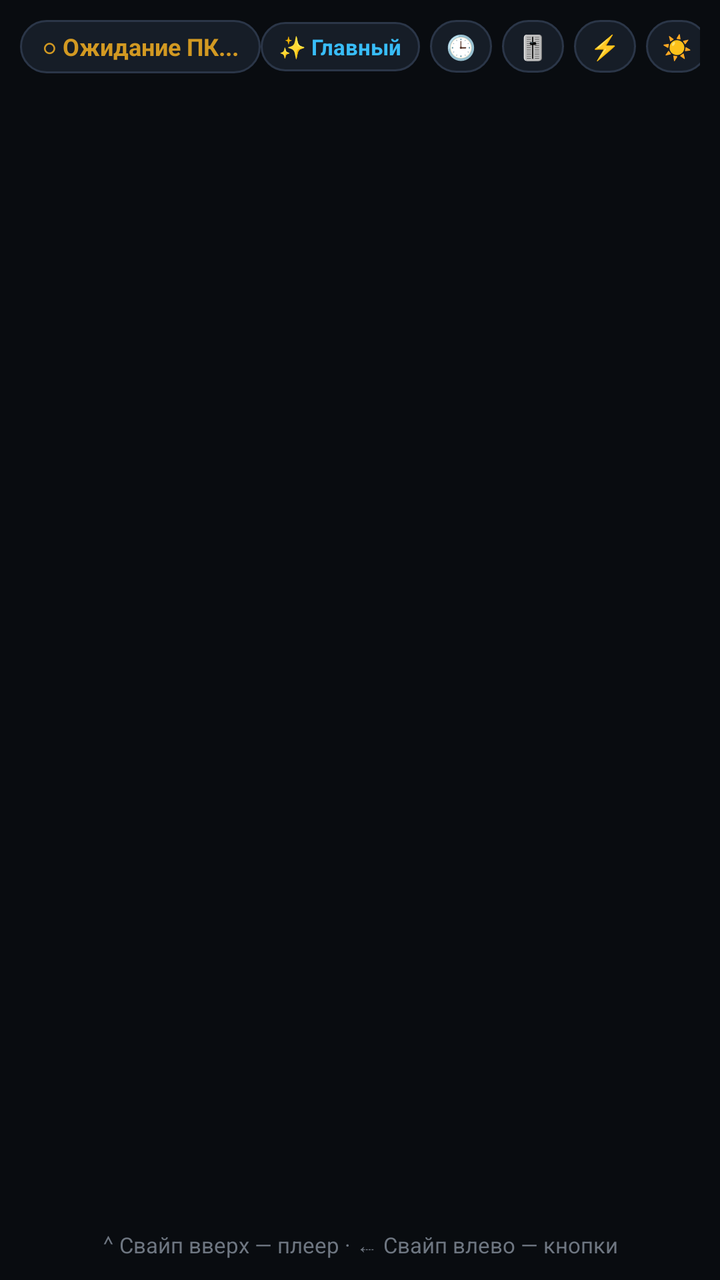
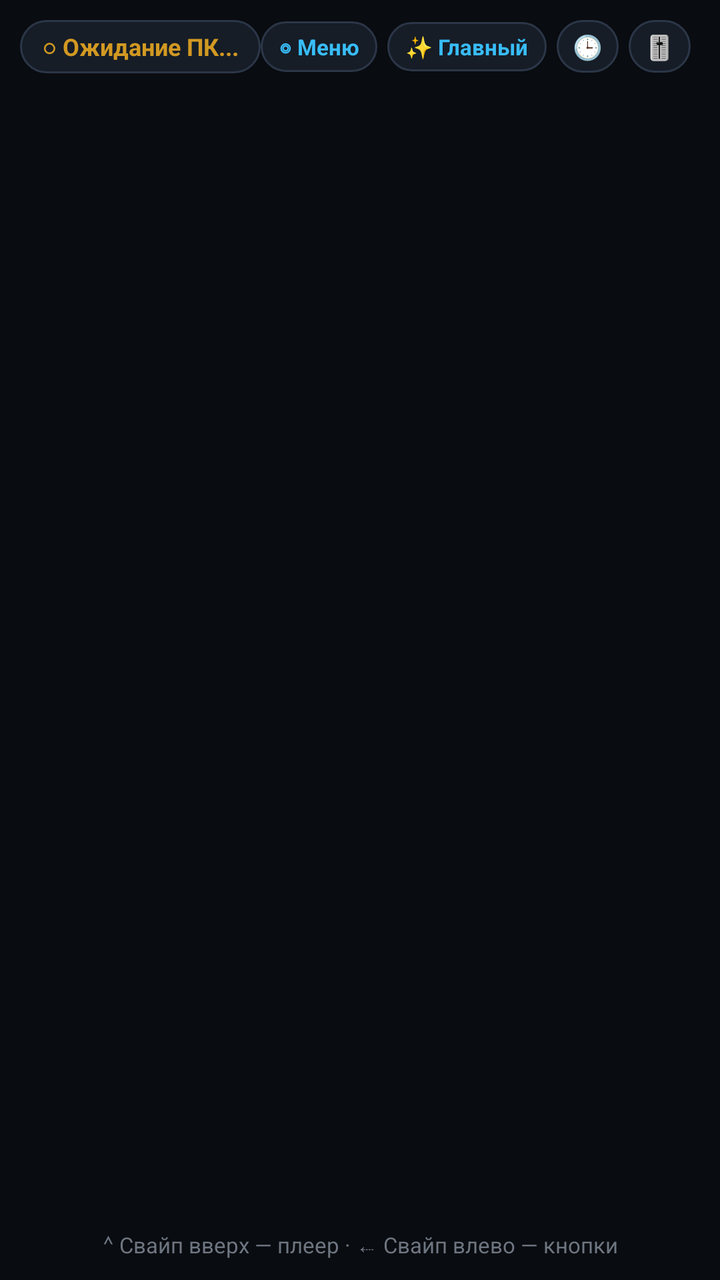

Compare the two renders of this Android layout. The source of the first and the diff that turns it into the second are given below.
<!-- AndroidManifest.xml: application theme Theme.PCMonitorUSB -->
<!-- res/layout/activity_main.xml -->
<?xml version="1.0" encoding="utf-8"?>
<FrameLayout xmlns:android="http://schemas.android.com/apk/res/android"
    android:id="@+id/rootContainer"
    android:layout_width="match_parent"
    android:layout_height="match_parent"
    android:background="#090C10">

    
    <ImageView
        android:id="@+id/ivCustomBg"
        android:layout_width="match_parent"
        android:layout_height="match_parent"
        android:scaleType="centerCrop"
        android:visibility="gone" />

    <View
        android:id="@+id/customBgScrim"
        android:layout_width="match_parent"
        android:layout_height="match_parent"
        android:background="#88090C10"
        android:visibility="gone" />

    <LinearLayout
        android:id="@+id/rootLayout"
        android:layout_width="match_parent"
        android:layout_height="match_parent"
        android:orientation="vertical"
        android:padding="10dp">

        <LinearLayout
            android:layout_width="match_parent"
            android:layout_height="wrap_content"
            android:gravity="center_vertical"
            android:orientation="horizontal"
            android:paddingBottom="6dp">

            <TextView
                android:id="@+id/tvStatus"
                android:layout_width="wrap_content"
                android:layout_height="wrap_content"
                android:background="@drawable/status_pill_bg"
                android:paddingLeft="11dp"
                android:paddingTop="5dp"
                android:paddingRight="11dp"
                android:paddingBottom="5dp"
                android:text="○ Ожидание ПК..."
                android:textColor="#D29922"
                android:textSize="12sp"
                android:textStyle="bold" />

            <TextView
                android:id="@+id/tvGameName"
                android:layout_width="0dp"
                android:layout_height="wrap_content"
                android:layout_weight="1"
                android:ellipsize="end"
                android:maxLines="1"
                android:paddingLeft="8dp"
                android:paddingRight="6dp"
                android:text=""
                android:textColor="#8B949E"
                android:textSize="12sp" />

            <TextView
                android:id="@+id/btnUpdateApp"
                android:layout_width="wrap_content"
                android:layout_height="wrap_content"
                android:layout_marginEnd="5dp"
                android:background="@drawable/status_pill_bg"
                android:paddingLeft="9dp"
                android:paddingTop="5dp"
                android:paddingRight="9dp"
                android:paddingBottom="5dp"
                android:text="⬇ Обновить"
                android:textColor="#3FB950"
                android:textSize="11sp"
                android:textStyle="bold"
                android:visibility="gone" />

            <TextView
                android:id="@+id/btnPreset"
                android:layout_width="wrap_content"
                android:layout_height="wrap_content"
                android:layout_marginEnd="5dp"
                android:background="@drawable/status_pill_bg"
                android:paddingLeft="9dp"
                android:paddingTop="5dp"
                android:paddingRight="9dp"
                android:paddingBottom="5dp"
                android:text="✨ Главный"
                android:textColor="#38BDF8"
                android:textSize="11sp"
                android:textStyle="bold" />

            <TextView
                android:id="@+id/btnClockMode"
                android:layout_width="wrap_content"
                android:layout_height="wrap_content"
                android:layout_marginEnd="5dp"
                android:background="@drawable/status_pill_bg"
                android:paddingLeft="8dp"
                android:paddingTop="5dp"
                android:paddingRight="8dp"
                android:paddingBottom="5dp"
                android:text="🕒"
                android:textColor="#E6EDF3"
                android:textSize="12sp" />

            <TextView
                android:id="@+id/btnMixer"
                android:layout_width="wrap_content"
                android:layout_height="wrap_content"
                android:layout_marginEnd="5dp"
                android:background="@drawable/status_pill_bg"
                android:paddingLeft="8dp"
                android:paddingTop="5dp"
                android:paddingRight="8dp"
                android:paddingBottom="5dp"
                android:text="🎚"
                android:textColor="#E6EDF3"
                android:textSize="12sp" />

            <TextView
                android:id="@+id/btnMacros"
                android:layout_width="wrap_content"
                android:layout_height="wrap_content"
                android:layout_marginEnd="5dp"
                android:background="@drawable/status_pill_bg"
                android:paddingLeft="8dp"
                android:paddingTop="5dp"
                android:paddingRight="8dp"
                android:paddingBottom="5dp"
                android:text="⚡"
                android:textColor="#E6EDF3"
                android:textSize="12sp" />

            <TextView
                android:id="@+id/btnDim"
                android:layout_width="wrap_content"
                android:layout_height="wrap_content"
                android:layout_marginEnd="5dp"
                android:background="@drawable/status_pill_bg"
                android:paddingLeft="8dp"
                android:paddingTop="5dp"
                android:paddingRight="8dp"
                android:paddingBottom="5dp"
                android:text="☀"
                android:textColor="#C9D1D9"
                android:textSize="12sp" />

            <TextView
                android:id="@+id/btnRotate"
                android:layout_width="wrap_content"
                android:layout_height="wrap_content"
                android:layout_marginEnd="5dp"
                android:background="@drawable/status_pill_bg"
                android:paddingLeft="8dp"
                android:paddingTop="5dp"
                android:paddingRight="8dp"
                android:paddingBottom="5dp"
                android:text="⟳"
                android:textColor="#C9D1D9"
                android:textSize="12sp" />

            <TextView
                android:id="@+id/btnSettings"
                android:layout_width="wrap_content"
                android:layout_height="wrap_content"
                android:background="@drawable/status_pill_bg"
                android:paddingLeft="8dp"
                android:paddingTop="5dp"
                android:paddingRight="8dp"
                android:paddingBottom="5dp"
                android:text="⚙"
                android:textColor="#E6EDF3"
                android:textSize="12sp" />
        </LinearLayout>

        <GridLayout
            android:id="@+id/metricsGrid"
            android:layout_width="match_parent"
            android:layout_height="0dp"
            android:layout_weight="1"
            android:alignmentMode="alignBounds"
            android:useDefaultMargins="false" />

        <TextView
            android:id="@+id/tvMiniMedia"
            android:layout_width="match_parent"
            android:layout_height="wrap_content"
            android:ellipsize="end"
            android:gravity="center"
            android:maxLines="1"
            android:paddingTop="4dp"
            android:text="⌃ Свайп вверх — плеер · ⇠ Свайп влево — кнопки"
            android:textColor="#6E7681"
            android:textSize="11sp" />
    </LinearLayout>

    
    <LinearLayout
        android:id="@+id/standbyOverlay"
        android:layout_width="match_parent"
        android:layout_height="match_parent"
        android:background="#E605070A"
        android:gravity="center"
        android:orientation="vertical"
        android:padding="24dp"
        android:visibility="gone">

        <TextView
            android:id="@+id/tvClockTime"
            android:layout_width="wrap_content"
            android:layout_height="wrap_content"
            android:fontFamily="monospace"
            android:text="12:00"
            android:textColor="#FFFFFF"
            android:textSize="76sp"
            android:textStyle="bold" />

        <TextView
            android:id="@+id/tvClockDate"
            android:layout_width="wrap_content"
            android:layout_height="wrap_content"
            android:layout_marginTop="4dp"
            android:text=""
            android:textColor="#8B949E"
            android:textSize="16sp" />

        <TextView
            android:id="@+id/tvClockMedia"
            android:layout_width="wrap_content"
            android:layout_height="wrap_content"
            android:layout_marginTop="20dp"
            android:background="@drawable/glass_pill"
            android:ellipsize="end"
            android:maxLines="1"
            android:paddingLeft="16dp"
            android:paddingTop="7dp"
            android:paddingRight="16dp"
            android:paddingBottom="7dp"
            android:text="Нажми в любом месте — вернуться к датчикам"
            android:textColor="#C9D1D9"
            android:textSize="13sp" />
    </LinearLayout>

    
    <FrameLayout
        android:id="@+id/mediaOverlay"
        android:layout_width="match_parent"
        android:layout_height="match_parent"
        android:background="#090C10"
        android:visibility="gone">

        <ImageView
            android:id="@+id/ivMediaBackdrop"
            android:layout_width="match_parent"
            android:layout_height="match_parent"
            android:alpha="0.88"
            android:scaleType="centerCrop" />

        <View
            android:id="@+id/mediaScrim"
            android:layout_width="match_parent"
            android:layout_height="match_parent"
            android:background="@drawable/media_scrim" />

        <LinearLayout
            android:layout_width="match_parent"
            android:layout_height="match_parent"
            android:gravity="center_horizontal"
            android:orientation="vertical"
            android:paddingLeft="20dp"
            android:paddingTop="12dp"
            android:paddingRight="20dp"
            android:paddingBottom="14dp">

            <View
                android:id="@+id/btnCloseMedia"
                android:layout_width="48dp"
                android:layout_height="5dp"
                android:layout_marginBottom="10dp"
                android:background="@drawable/glass_pill" />

            <LinearLayout
                android:id="@+id/mediaBody"
                android:layout_width="match_parent"
                android:layout_height="0dp"
                android:layout_weight="1"
                android:gravity="center"
                android:orientation="horizontal">

                <ImageView
                    android:id="@+id/ivMediaArt"
                    android:layout_width="148dp"
                    android:layout_height="148dp"
                    android:layout_margin="12dp"
                    android:background="@drawable/card_bg"
                    android:elevation="16dp"
                    android:scaleType="centerCrop"
                    android:visibility="gone" />

                <LinearLayout
                    android:id="@+id/mediaRightCol"
                    android:layout_width="0dp"
                    android:layout_height="wrap_content"
                    android:layout_weight="1"
                    android:gravity="center_horizontal"
                    android:orientation="vertical"
                    android:paddingLeft="8dp"
                    android:paddingRight="8dp">

                    <LinearLayout
                        android:layout_width="wrap_content"
                        android:layout_height="wrap_content"
                        android:gravity="center_vertical"
                        android:orientation="horizontal">

                        <TextView
                            android:id="@+id/tvMediaStatus"
                            android:layout_width="wrap_content"
                            android:layout_height="wrap_content"
                            android:letterSpacing="0.08"
                            android:text="NOW PLAYING"
                            android:textAllCaps="true"
                            android:textColor="#58A6FF"
                            android:textSize="11sp"
                            android:textStyle="bold" />

                        <com.pcmonitor.usb.AudioVisualizerView
                            android:id="@+id/audioVisualizer"
                            android:layout_width="96dp"
                            android:layout_height="18dp"
                            android:layout_marginStart="10dp" />
                    </LinearLayout>

                    <TextView
                        android:id="@+id/tvMediaTitle"
                        android:layout_width="match_parent"
                        android:layout_height="wrap_content"
                        android:layout_marginTop="6dp"
                        android:ellipsize="end"
                        android:gravity="center"
                        android:maxLines="2"
                        android:text="Ничего не играет"
                        android:textColor="#FFFFFF"
                        android:textSize="22sp"
                        android:textStyle="bold" />

                    <TextView
                        android:id="@+id/tvMediaArtist"
                        android:layout_width="match_parent"
                        android:layout_height="wrap_content"
                        android:layout_marginTop="2dp"
                        android:ellipsize="end"
                        android:gravity="center"
                        android:maxLines="1"
                        android:text=""
                        android:textColor="#C2CCD6"
                        android:textSize="14sp" />

                    <ProgressBar
                        android:id="@+id/mediaProgress"
                        style="?android:attr/progressBarStyleHorizontal"
                        android:layout_width="match_parent"
                        android:layout_height="4dp"
                        android:layout_marginTop="12dp"
                        android:max="1000"
                        android:progress="0" />

                    <LinearLayout
                        android:layout_width="match_parent"
                        android:layout_height="wrap_content"
                        android:layout_marginTop="3dp"
                        android:orientation="horizontal">

                        <TextView
                            android:id="@+id/tvMediaPos"
                            android:layout_width="0dp"
                            android:layout_height="wrap_content"
                            android:layout_weight="1"
                            android:fontFamily="monospace"
                            android:text="0:00"
                            android:textColor="#9AA6B2"
                            android:textSize="11sp" />

                        <TextView
                            android:id="@+id/tvMediaDur"
                            android:layout_width="wrap_content"
                            android:layout_height="wrap_content"
                            android:fontFamily="monospace"
                            android:text="0:00"
                            android:textColor="#9AA6B2"
                            android:textSize="11sp" />
                    </LinearLayout>

                    <LinearLayout
                        android:layout_width="wrap_content"
                        android:layout_height="wrap_content"
                        android:layout_marginTop="12dp"
                        android:gravity="center"
                        android:orientation="horizontal">

                        <ImageView
                            android:id="@+id/btnPrev"
                            android:layout_width="48dp"
                            android:layout_height="48dp"
                            android:layout_marginEnd="18dp"
                            android:background="@drawable/glass_circle_btn"
                            android:padding="11dp"
                            android:src="@drawable/ic_prev" />

                        <ImageView
                            android:id="@+id/btnPlayPause"
                            android:layout_width="62dp"
                            android:layout_height="62dp"
                            android:layout_marginEnd="18dp"
                            android:background="@drawable/glass_circle_btn"
                            android:elevation="8dp"
                            android:padding="15dp"
                            android:src="@drawable/ic_play" />

                        <ImageView
                            android:id="@+id/btnNext"
                            android:layout_width="48dp"
                            android:layout_height="48dp"
                            android:background="@drawable/glass_circle_btn"
                            android:padding="11dp"
                            android:src="@drawable/ic_next" />
                    </LinearLayout>

                    <LinearLayout
                        android:layout_width="wrap_content"
                        android:layout_height="38dp"
                        android:layout_marginTop="12dp"
                        android:background="@drawable/glass_pill"
                        android:gravity="center"
                        android:orientation="horizontal"
                        android:paddingLeft="10dp"
                        android:paddingRight="10dp">

                        <ImageView
                            android:id="@+id/btnVolDown"
                            android:layout_width="36dp"
                            android:layout_height="36dp"
                            android:padding="8dp"
                            android:src="@drawable/ic_vol_down" />

                        <ImageView
                            android:id="@+id/btnVolMute"
                            android:layout_width="36dp"
                            android:layout_height="36dp"
                            android:layout_marginStart="6dp"
                            android:layout_marginEnd="6dp"
                            android:padding="8dp"
                            android:src="@drawable/ic_vol_mute" />

                        <ImageView
                            android:id="@+id/btnVolUp"
                            android:layout_width="36dp"
                            android:layout_height="36dp"
                            android:padding="8dp"
                            android:src="@drawable/ic_vol_up" />
                    </LinearLayout>
                </LinearLayout>
            </LinearLayout>
        </LinearLayout>
    </FrameLayout>

    
    <LinearLayout
        android:id="@+id/macroOverlay"
        android:layout_width="match_parent"
        android:layout_height="match_parent"
        android:background="#F5090C10"
        android:orientation="vertical"
        android:padding="12dp"
        android:visibility="gone">

        <LinearLayout
            android:layout_width="match_parent"
            android:layout_height="wrap_content"
            android:gravity="center_vertical"
            android:orientation="horizontal"
            android:paddingBottom="6dp">

            <TextView
                android:layout_width="0dp"
                android:layout_height="wrap_content"
                android:layout_weight="1"
                android:text="⚡ STREAM DECK"
                android:textColor="#E6EDF3"
                android:textSize="14sp"
                android:textStyle="bold" />

            <TextView
                android:id="@+id/btnCloseMacros"
                android:layout_width="wrap_content"
                android:layout_height="wrap_content"
                android:background="@drawable/status_pill_bg"
                android:paddingLeft="12dp"
                android:paddingTop="5dp"
                android:paddingRight="12dp"
                android:paddingBottom="5dp"
                android:text="✕ Свайп вправо"
                android:textColor="#8B949E"
                android:textSize="12sp" />
        </LinearLayout>

        
        <HorizontalScrollView
            android:id="@+id/obsBar"
            android:layout_width="match_parent"
            android:layout_height="wrap_content"
            android:layout_marginBottom="8dp"
            android:scrollbars="none"
            android:visibility="gone">

            <LinearLayout
                android:id="@+id/obsRow"
                android:layout_width="wrap_content"
                android:layout_height="wrap_content"
                android:gravity="center_vertical"
                android:orientation="horizontal">

                <TextView
                    android:id="@+id/btnObsStream"
                    android:layout_width="wrap_content"
                    android:layout_height="wrap_content"
                    android:layout_marginEnd="8dp"
                    android:background="@drawable/status_pill_bg"
                    android:paddingLeft="12dp"
                    android:paddingTop="6dp"
                    android:paddingRight="12dp"
                    android:paddingBottom="6dp"
                    android:text="● OBS Стрим"
                    android:textColor="#E6EDF3"
                    android:textSize="12sp"
                    android:textStyle="bold" />

                <TextView
                    android:id="@+id/btnObsRecord"
                    android:layout_width="wrap_content"
                    android:layout_height="wrap_content"
                    android:layout_marginEnd="10dp"
                    android:background="@drawable/status_pill_bg"
                    android:paddingLeft="12dp"
                    android:paddingTop="6dp"
                    android:paddingRight="12dp"
                    android:paddingBottom="6dp"
                    android:text="⏺ Запись"
                    android:textColor="#E6EDF3"
                    android:textSize="12sp"
                    android:textStyle="bold" />

                <LinearLayout
                    android:id="@+id/obsScenesRow"
                    android:layout_width="wrap_content"
                    android:layout_height="wrap_content"
                    android:orientation="horizontal" />
            </LinearLayout>
        </HorizontalScrollView>

        <GridLayout
            android:id="@+id/macroGrid"
            android:layout_width="match_parent"
            android:layout_height="0dp"
            android:layout_weight="1"
            android:alignmentMode="alignBounds"
            android:useDefaultMargins="false" />
    </LinearLayout>

    
    <LinearLayout
        android:id="@+id/mixerOverlay"
        android:layout_width="match_parent"
        android:layout_height="match_parent"
        android:background="#F5090C10"
        android:orientation="vertical"
        android:padding="14dp"
        android:visibility="gone">

        <LinearLayout
            android:layout_width="match_parent"
            android:layout_height="wrap_content"
            android:gravity="center_vertical"
            android:orientation="horizontal"
            android:paddingBottom="10dp">

            <TextView
                android:layout_width="0dp"
                android:layout_height="wrap_content"
                android:layout_weight="1"
                android:text="🎚 Микшер громкости Windows"
                android:textColor="#E6EDF3"
                android:textSize="15sp"
                android:textStyle="bold" />

            <TextView
                android:id="@+id/btnCloseMixer"
                android:layout_width="wrap_content"
                android:layout_height="wrap_content"
                android:background="@drawable/status_pill_bg"
                android:paddingLeft="12dp"
                android:paddingTop="5dp"
                android:paddingRight="12dp"
                android:paddingBottom="5dp"
                android:text="✕ Закрыть"
                android:textColor="#8B949E"
                android:textSize="12sp" />
        </LinearLayout>

        <ScrollView
            android:layout_width="match_parent"
            android:layout_height="0dp"
            android:layout_weight="1">

            <LinearLayout
                android:id="@+id/mixerList"
                android:layout_width="match_parent"
                android:layout_height="wrap_content"
                android:orientation="vertical" />
        </ScrollView>
    </LinearLayout>
</FrameLayout>
<!-- resources referenced by this layout -->
<resources>
  <!-- drawable card_bg (drawable) -->
  <?xml version="1.0" encoding="utf-8"?>
  <shape xmlns:android="http://schemas.android.com/apk/res/android" android:shape="rectangle">
      <solid android:color="#131922" />
      <stroke android:width="1dp" android:color="#243042" />
      <corners android:radius="14dp" />
  </shape>
  <!-- drawable glass_circle_btn (drawable) -->
  <?xml version="1.0" encoding="utf-8"?>
  <shape xmlns:android="http://schemas.android.com/apk/res/android" android:shape="oval">
      <solid android:color="#26FFFFFF" />
      <stroke android:width="1dp" android:color="#3DFFFFFF" />
  </shape>
  <!-- drawable glass_pill (drawable) -->
  <?xml version="1.0" encoding="utf-8"?>
  <shape xmlns:android="http://schemas.android.com/apk/res/android" android:shape="rectangle">
      <solid android:color="#24FFFFFF" />
      <stroke android:width="1dp" android:color="#33FFFFFF" />
      <corners android:radius="24dp" />
  </shape>
  <!-- drawable ic_next (drawable) -->
  <vector xmlns:android="http://schemas.android.com/apk/res/android"
      android:width="28dp" android:height="28dp" android:viewportWidth="24" android:viewportHeight="24">
      <path android:fillColor="#FFFFFF" android:pathData="M6,18l8.5,-6L6,6v12zM16,6v12h2V6h-2z"/>
  </vector>
  <!-- drawable ic_play (drawable) -->
  <vector xmlns:android="http://schemas.android.com/apk/res/android"
      android:width="34dp" android:height="34dp" android:viewportWidth="24" android:viewportHeight="24">
      <path android:fillColor="#090C10" android:pathData="M8,5.14v14l11,-7l-11,-7z"/>
  </vector>
  <!-- drawable ic_prev (drawable) -->
  <vector xmlns:android="http://schemas.android.com/apk/res/android"
      android:width="28dp" android:height="28dp" android:viewportWidth="24" android:viewportHeight="24">
      <path android:fillColor="#FFFFFF" android:pathData="M6,6h2v12H6V6zM9.5,12l8.5,6V6l-8.5,6z"/>
  </vector>
  <!-- drawable ic_vol_down (drawable) -->
  <vector xmlns:android="http://schemas.android.com/apk/res/android"
      android:width="20dp" android:height="20dp" android:viewportWidth="24" android:viewportHeight="24">
      <path android:fillColor="#E6EDF3" android:pathData="M18.5,12c0,-1.77 -1.02,-3.29 -2.5,-4.03v8.05c1.48,-0.73 2.5,-2.25 2.5,-4.02zM5,9v6h4l5,5V4L9,9H5z"/>
  </vector>
  <!-- drawable ic_vol_up (drawable) -->
  <vector xmlns:android="http://schemas.android.com/apk/res/android"
      android:width="20dp" android:height="20dp" android:viewportWidth="24" android:viewportHeight="24">
      <path android:fillColor="#E6EDF3" android:pathData="M3,9v6h4l5,5V4L7,9H3zM16.5,12c0,-1.77 -1.02,-3.29 -2.5,-4.03v8.05c1.48,-0.73 2.5,-2.25 2.5,-4.02zM14,3.23v2.06c2.89,0.86 5,3.54 5,6.71s-2.11,5.85 -5,6.71v2.06c4.01,-0.91 7,-4.49 7,-8.77s-2.99,-7.86 -7,-8.77z"/>
  </vector>
  <!-- drawable media_scrim (drawable) -->
  <?xml version="1.0" encoding="utf-8"?>
  <shape xmlns:android="http://schemas.android.com/apk/res/android" android:shape="rectangle">
      <gradient
          android:angle="270"
          android:startColor="#99080B10"
          android:centerColor="#CC080B10"
          android:endColor="#EE06080C" />
  </shape>
  <!-- drawable status_pill_bg (drawable) -->
  <?xml version="1.0" encoding="utf-8"?>
  <shape xmlns:android="http://schemas.android.com/apk/res/android" android:shape="rectangle">
      <solid android:color="#161D27" />
      <stroke android:width="1dp" android:color="#2B3648" />
      <corners android:radius="20dp" />
  </shape>
  <style name="Theme.PCMonitorUSB" parent="Theme.AppCompat.NoActionBar">
          <item name="android:windowBackground">#090C10</item>
          <item name="android:statusBarColor">#090C10</item>
          <item name="android:navigationBarColor">#090C10</item>
      </style>
  <!-- unchanged entries left out for length: 1 -->
</resources>

<!-- the commit's change to res/layout/activity_main.xml (unified diff, before → after) -->
@@ -76,6 +76,21 @@
                 android:textSize="11sp"
                 android:textStyle="bold"
                 android:visibility="gone" />
+
+            <TextView
+                android:id="@+id/btnRadialMenu"
+                android:layout_width="wrap_content"
+                android:layout_height="wrap_content"
+                android:layout_marginEnd="5dp"
+                android:background="@drawable/status_pill_bg"
+                android:paddingLeft="9dp"
+                android:paddingTop="5dp"
+                android:paddingRight="9dp"
+                android:paddingBottom="5dp"
+                android:text="◎ Меню"
+                android:textColor="#38BDF8"
+                android:textSize="11sp"
+                android:textStyle="bold" />
 
             <TextView
                 android:id="@+id/btnPreset"
@@ -622,4 +637,11 @@
                 android:orientation="vertical" />
         </ScrollView>
     </LinearLayout>
+
+    
+    <com.pcmonitor.usb.RadialMenuView
+        android:id="@+id/radialMenu"
+        android:layout_width="match_parent"
+        android:layout_height="match_parent"
+        android:visibility="gone" />
 </FrameLayout>
